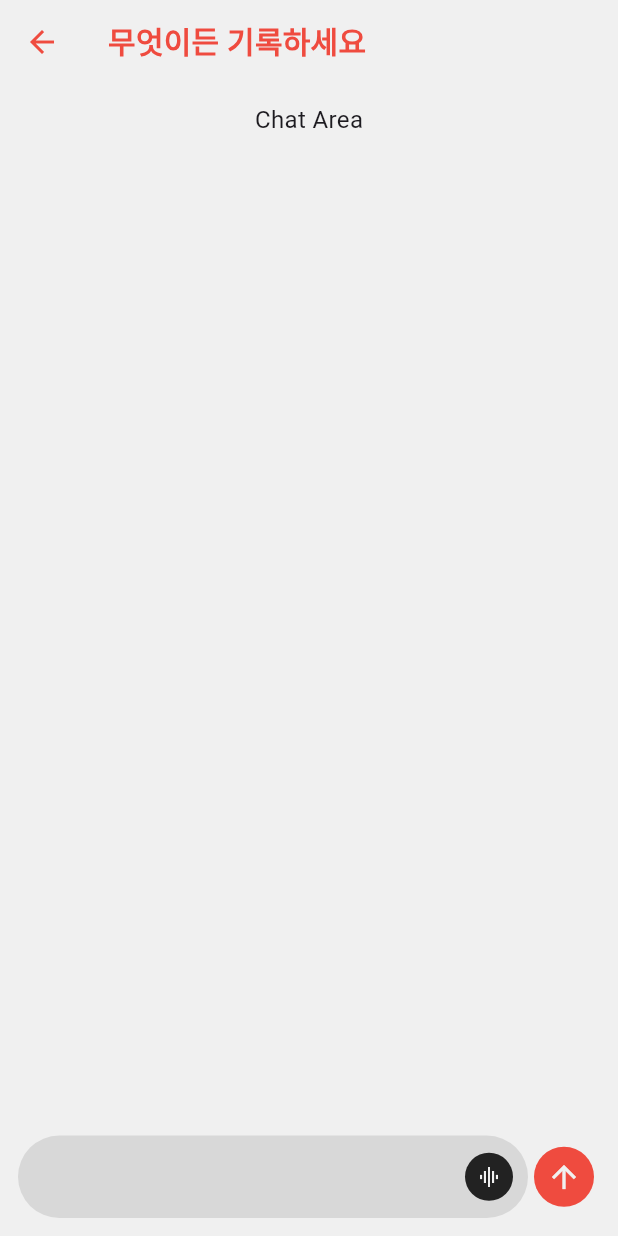
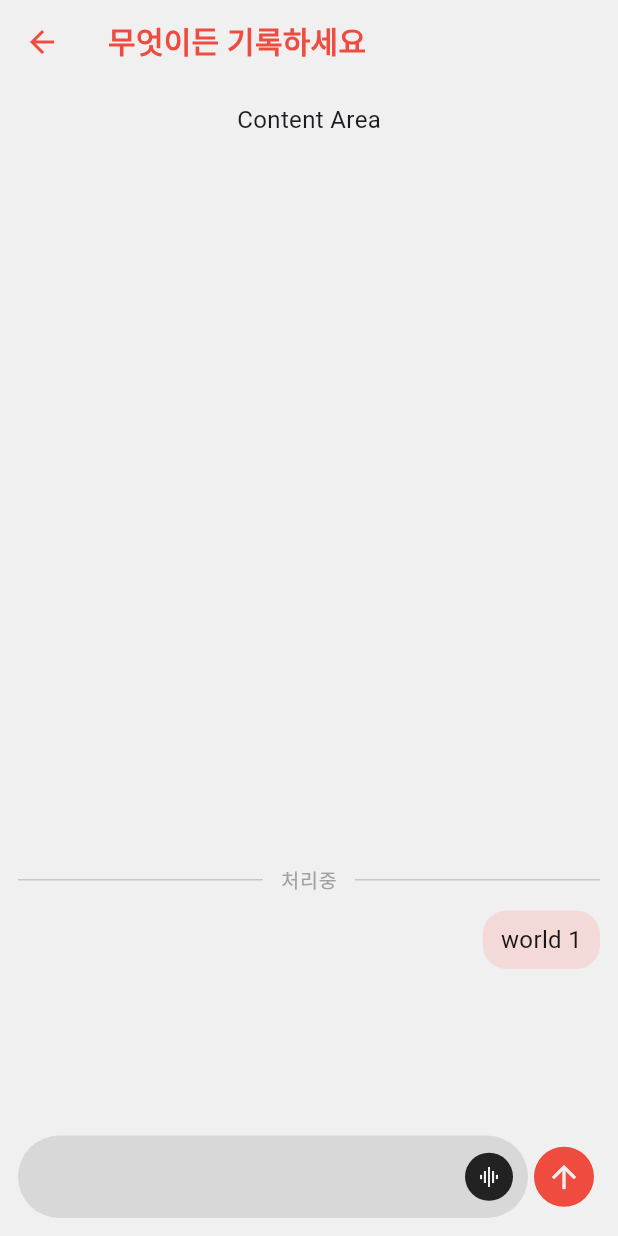
Before and after one commit to huggedunks/pacamara-APP, a Flutter app: the MemoEditView screen opened directly, after a tap on the "arrow upward" icon, on a phone screen of 412 x 824 dp. Run offline on Flutter 3.47's test engine with Material 3 defaults, Android fonts, the phone set to English and light mode, and no system bars; our stand-ins replace awesome_extensions, flutter_riverpod, infinite_scroll_pagination, riverpod; missing offline and left inert: riverpod_infinite_scroll; Roboto replaces fonts that are missing (Pretendard); project files that could hold a hidden picture were left out.

Commit message:
[#7] feat: 메모 채팅버블 추가

```diff
--- a/lib/presentation/memo_edit/view/memo_edit_view.dart
+++ b/lib/presentation/memo_edit/view/memo_edit_view.dart
@@ -3,11 +3,20 @@ import 'package:flutter/material.dart';
 import 'package:flutter_riverpod/flutter_riverpod.dart';
 import 'package:pacamara_app/presentation/common/theme/theme_constants.dart';
 
-class MemoEditView extends ConsumerWidget {
+class MemoEditView extends ConsumerStatefulWidget {
   const MemoEditView({super.key});
 
   @override
-  Widget build(BuildContext context, WidgetRef ref) {
+  ConsumerState<MemoEditView> createState() => _MemoEditViewState();
+}
+
+class _MemoEditViewState extends ConsumerState<MemoEditView> {
+  final listKey = GlobalKey<AnimatedListState>();
+  final bubbleListController = ScrollController();
+  List<String> messages = [];
+
+  @override
+  Widget build(BuildContext context) {
     // ref.listen(memoListViewActionProvider, (_, action) {
     //   switch (action.runtimeType) {
     //     case const (MemoListViewActionShowToastMessage):
@@ -26,19 +35,69 @@ class MemoEditView extends ConsumerWidget {
           style: context.titleMedium?.copyWith(color: context.theme.pacaAccent500),
         ),
       ),
-      body: const SafeArea(
-        minimum: EdgeInsets.all(12),
+      body: SafeArea(
+        minimum: const EdgeInsets.all(12),
         child: Column(
           children: [
-            Expanded(
-              child: Text('Chat Area'),
+            const Expanded(
+              child: Text('Content Area'),
             ),
+            Column(
+              crossAxisAlignment: CrossAxisAlignment.end,
+              children: [
+                Row(
+                  children: [
+                    const Expanded(
+                      child: Divider(height: 1),
+                    ),
+                    Padding(
+                      padding: const EdgeInsets.symmetric(horizontal: 12.0),
+                      child: Text(
+                        '처리중',
+                        style: context.labelMedium?.copyWith(color: context.theme.pacaGray600),
+                      ),
+                    ),
+                    const Expanded(
+                      child: Divider(height: 1),
+                    ),
+                  ],
+                ),
+                const SizedBox(height: 8),
+                Container(
+                  constraints: const BoxConstraints(maxHeight: 150),
+                  child: AnimatedList(
+                    controller: bubbleListController,
+                    key: listKey,
+                    itemBuilder: (context, index, animation) {
+                      return FadeTransition(opacity: animation, child: ChatMessageBubble(message: messages[index]));
+                      // ChatMessageBubble(message: '이렇게 메시지를 쓰면'),
+                      // ChatMessageBubble(message: '내용이 줄줄 길어지면 이렇게 길게 생성이 됩니다. 근데근데 혹시 글이 너무 길어지면 이렇게 여러 줄로 나오기도 합니다.')
+                    },
+                    initialItemCount: messages.length,
+                  ),
+                )
+              ],
+            ),
+            const SizedBox(height: 4),
             Row(
               children: [
-                Expanded(
+                const Expanded(
                   child: ChatTextField(),
                 ),
-                ChatSendButton(),
+                ChatSendButton(
+                  onPressed: () {
+                    final index = messages.length;
+                    messages.add('world ${index + 1}');
+                    listKey.currentState?.insertItem(index, duration: const Duration(milliseconds: 400));
+                    WidgetsBinding.instance.addPostFrameCallback((_) {
+                      bubbleListController.animateTo(
+                        bubbleListController.position.maxScrollExtent,
+                        duration: const Duration(milliseconds: 200),
+                        curve: Curves.easeOut,
+                      );
+                    });
+                  },
+                ),
               ],
             ),
           ],
@@ -48,15 +107,51 @@ class MemoEditView extends ConsumerWidget {
   }
 }
 
+class ChatMessageBubble extends StatelessWidget {
+  const ChatMessageBubble({
+    required this.message,
+    super.key,
+  });
+
+  final String message;
+
+  @override
+  Widget build(BuildContext context) {
+    return Align(
+      alignment: Alignment.centerRight,
+      child: Container(
+        margin: const EdgeInsets.symmetric(vertical: 4.0),
+        decoration: BoxDecoration(
+          shape: BoxShape.rectangle,
+          borderRadius: BorderRadius.circular(16),
+          color: context.theme.pacaAccent300,
+        ),
+        padding: const EdgeInsets.symmetric(vertical: 8, horizontal: 12),
+        child: Text(
+          message,
+          style: context.bodyMedium?.copyWith(
+            color: context.theme.pacaWhite,
+          ),
+        ),
+      ),
+    );
+  }
+}
+
 class ChatSendButton extends StatelessWidget {
   const ChatSendButton({
+    required this.onPressed,
     super.key,
   });
+
+  final Function onPressed;
 
   @override
   Widget build(BuildContext context) {
     return IconButton.filled(
-      onPressed: () {},
+      onPressed: () {
+        onPressed();
+      },
       style: IconButton.styleFrom(backgroundColor: context.theme.pacaAccent500),
       icon: Icon(
         Icons.arrow_upward,
```
